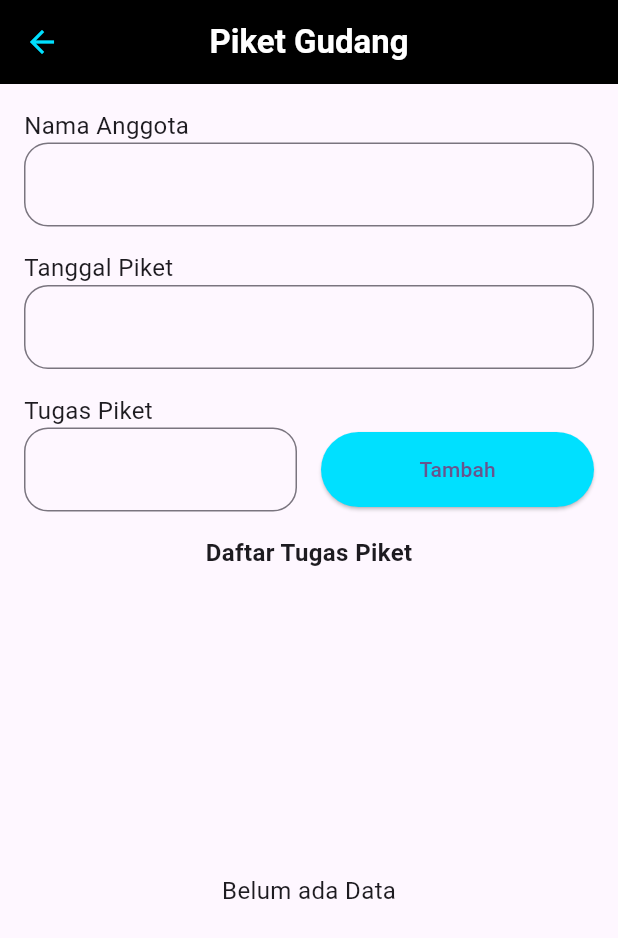
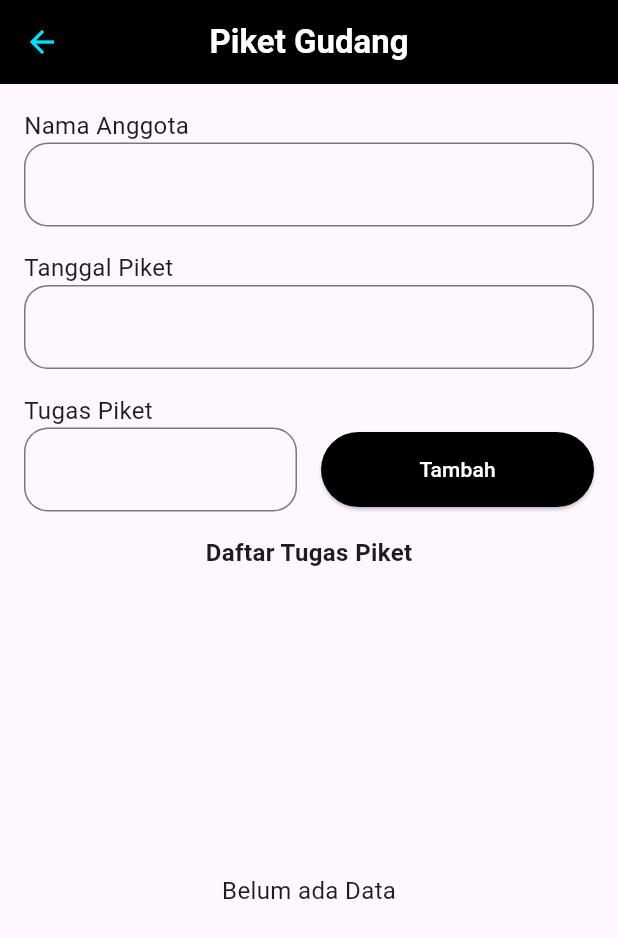
Before and after one commit to hi-lufz1/20220140181_UCP1Flutter, a Flutter app: the screen it shows after launch, on a phone screen of 412 x 824 dp. Shown: the top 938 px of the screen. Run offline on Flutter 3.47's test engine with Material 3 defaults, Android fonts, the phone set to English and light mode, and no system bars.

Commit message:
mengubah warna tombol

```diff
--- a/lib/piket/piket_page.dart
+++ b/lib/piket/piket_page.dart
@@ -96,14 +96,17 @@ class _PiketPageState extends State<PiketPage> {
                   child: ElevatedButton(
                     style: ButtonStyle(
                       backgroundColor: WidgetStateProperty.all<Color>(
-                        Color.fromRGBO(0, 224, 255, 1),
+                        Colors.black,
                       ),
                       fixedSize: WidgetStateProperty.all(Size.fromHeight(50)),
                     ),
                     onPressed: () {
                       addPiket();
                     },
-                    child: Text("Tambah"),
+                    child: Text(
+                      "Tambah",
+                      style: TextStyle(color: Colors.white),
+                    ),
                   ),
                 ),
               ],
@@ -133,8 +136,17 @@ class _PiketPageState extends State<PiketPage> {
                         itemBuilder: (context, index) {
                           final piket = piketList[index];
                           return Card(
+                            color: Color.fromRGBO(5, 169, 198, 1),
                             margin: const EdgeInsets.symmetric(vertical: 8.0),
-                            child: ListTile(title: Text(piket['tugas'] ?? '')),
+                            child: ListTile(
+                              title: Text(
+                                piket['tugas'] ?? '',
+                                style: TextStyle(
+                                  color: Colors.white,
+                                  fontWeight: FontWeight.bold,
+                                ),
+                              ),
+                            ),
                           );
                         },
                       ),
```
